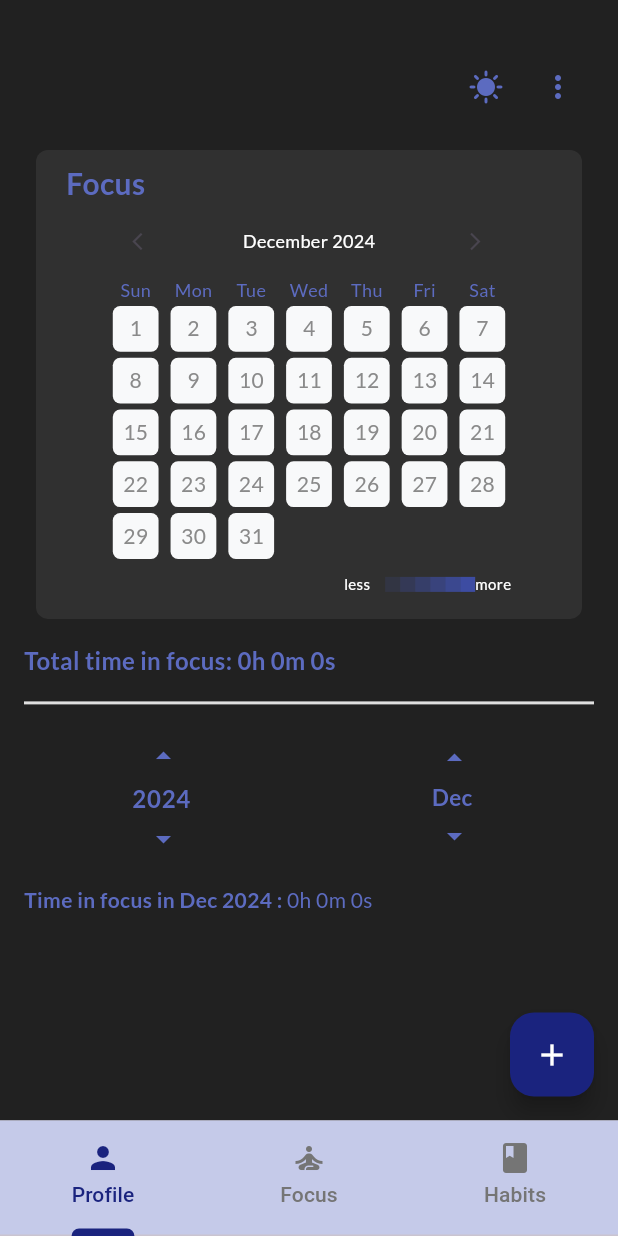
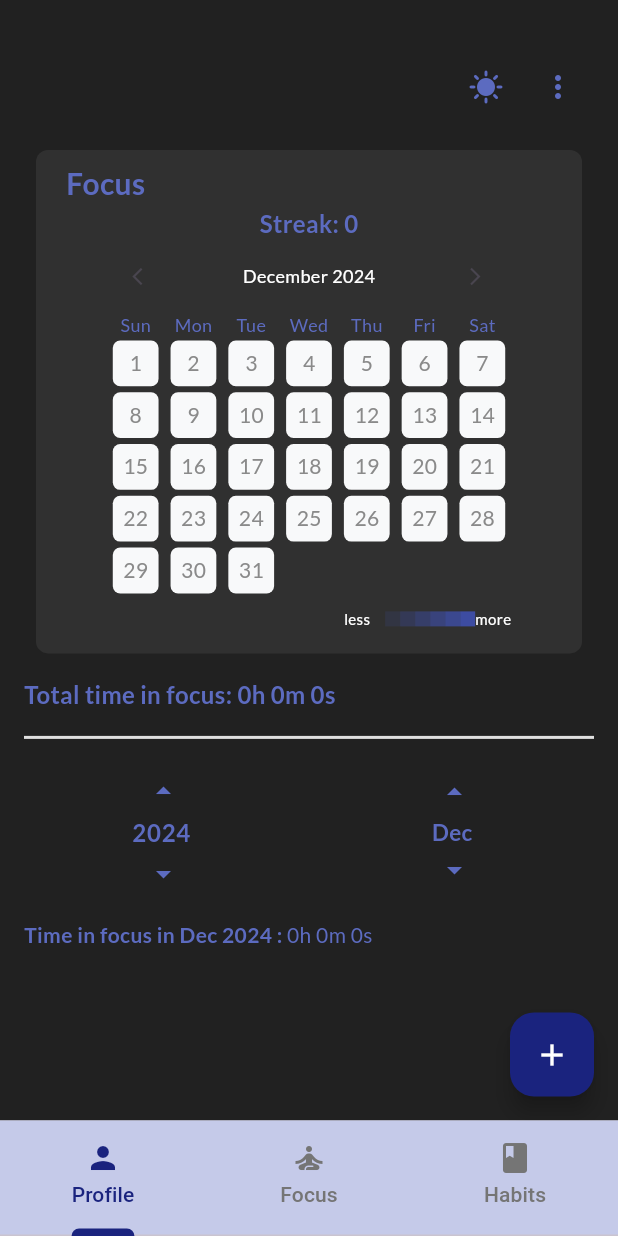
Before and after one commit to BalaRohanKotni/FocusedHabits, a Flutter app: the screen it shows once a user with an empty profile is signed in, on a phone screen of 412 x 824 dp. Run offline on Flutter 3.47's test engine with Material 3 defaults, Android fonts, the phone set to English and light mode, and no system bars; our stand-ins replace cloud_firestore, email_validator, firebase_auth, firebase_core, flutter_heatmap_calendar, google_fonts and 1 more; accounts and stored records are empty; generated files the repository leaves out were written again.

Commit message:
Added streak to heatmap

```diff
--- a/lib/components/heatmap_tile.dart
+++ b/lib/components/heatmap_tile.dart
@@ -45,6 +45,44 @@ class _HeatMapTileState extends State<HeatMapTile> {
 
   @override
   Widget build(BuildContext context) {
+    int streak = 0;
+    List<DateTime> dates = [];
+
+    for (var key in widget.dataSets.keys) {
+      dates.add(key);
+    }
+    dates.sort();
+    dates.sort();
+    dates = dates.reversed.toList();
+    DateTime today = DateTime.now();
+    today = DateTime(today.year, today.month, today.day);
+    DateTime yesterday = today.subtract(const Duration(days: 1));
+    yesterday = DateTime(yesterday.year, yesterday.month, yesterday.day);
+
+    int currentStreak = 1;
+
+    dates = dates
+        .where((date) => date.isBefore(today.add(const Duration(days: 1))))
+        .toList();
+
+    if (dates.contains(today) && !dates.contains(yesterday)) {
+      currentStreak = 1;
+    } else if ((dates.contains(today) && dates.contains(yesterday)) ||
+        dates.contains(yesterday)) {
+//     dates = dates.reversed.toList();
+      for (int i = 0; i < dates.length - 1; i++) {
+        Duration difference = dates[i + 1].difference(dates[i]);
+        if (difference.inDays == -1) {
+//         print([dates[i], dates[i + 1]]);
+          currentStreak++;
+        } else {
+          break;
+        }
+      }
+    } else {
+      currentStreak = 0;
+    }
+    streak = currentStreak;
     return Container(
       decoration: BoxDecoration(
         borderRadius: BorderRadius.circular(8),
@@ -236,6 +274,27 @@ class _HeatMapTileState extends State<HeatMapTile> {
                     ),
                   ],
                 ),
+                Row(
+                  mainAxisAlignment: MainAxisAlignment.center,
+                  children: [
+                    Text(
+                      "Streak: ",
+                      style: GoogleFonts.lato(
+                        fontSize: 16,
+                        color: Colors.indigo[400],
+                        fontWeight: FontWeight.w600,
+                      ),
+                    ),
+                    Text(
+                      streak.toString(),
+                      style: GoogleFonts.lato(
+                        fontSize: 16,
+                        color: Colors.indigo[400],
+                        fontWeight: FontWeight.w600,
+                      ),
+                    ),
+                  ],
+                ),
                 Container(
                   alignment: Alignment.center,
                   // color: Colors.red,
--- a/lib/screens/habits_overview_screen.dart
+++ b/lib/screens/habits_overview_screen.dart
@@ -115,7 +115,7 @@ class _HabitsScreenState extends State<HabitsScreen> {
                                     ? MediaQuery.of(context).size.width ~/ 370
                                     : 1,
                             childAspectRatio: 1,
-                            mainAxisExtent: 382,
+                            mainAxisExtent: 410,
                           ),
                           // shrinkWrap: true,
                           itemCount: snapshot.data!.docs.length,
```
